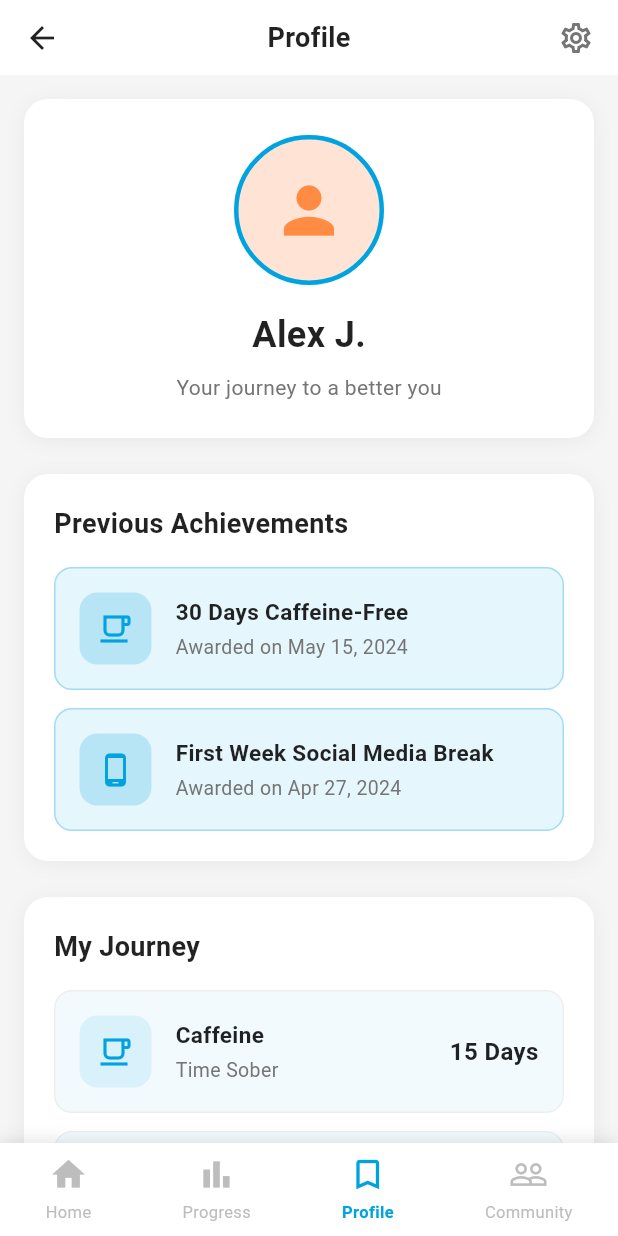
After one commit to Yassine-hn/addiction-quit, a Flutter app: the UserProfileScreen screen opened by its route, on a phone screen of 412 x 824 dp. The commit adds this screen. Run offline on Flutter 3.47's test engine with Material 3 defaults, Android fonts, the phone set to English and light mode, and no system bars.

Commit message:
feat: add user-profile-screen.dart, profile-repository.dart and profile-backend.dart, and updated app_routes.dart and the bottom NavBar in useful_widgets.dart

```diff
--- a/lib/app_routes.dart
+++ b/lib/app_routes.dart
@@ -2,6 +2,7 @@
 
 import 'package:flutter/material.dart';
 import 'screens/home_screen.dart';
+import '/screens/user_profile_screen.dart';
 import 'screens/dashboard_screen.dart';
 import 'repositories/progress_repository_impl.dart';
 
@@ -28,6 +29,11 @@ class AppRoutes {
           ),
         );
 
+        case profile:
+        return MaterialPageRoute(
+          builder: (_) => UserProfileScreen(),
+        );
+
       // Add more routes here as needed
       // case profile:
       //   return MaterialPageRoute(builder: (_) => const ProfileScreen());
--- /dev/null
+++ b/lib/repositories/profile_repository.dart
@@ -0,0 +1,153 @@
+// profile_repository.dart
+
+// Abstract class defining the contract
+abstract class ProfileRepository {
+  Future<Map<String, String>> fetchUserProfile();
+  Future<List<Map<String, dynamic>>> fetchUserAchievements();
+  Future<List<Map<String, dynamic>>> fetchUserJourneys();
+  Future<bool> updateProfile({
+    required String name,
+    required String tagline,
+  });
+  Future<bool> addAchievement({
+    required String icon,
+    required String title,
+    required String date,
+  });
+  Future<bool> addJourney({
+    required String icon,
+    required String title,
+    required String subtitle,
+    required String days,
+  });
+  Future<bool> deleteJourney(String journeyId);
+}
+
+// Implementation with dummy data
+class ProfileRepositoryImpl implements ProfileRepository {
+  // Simulate API delay
+  Future<void> _simulateDelay() async {
+    await Future.delayed(const Duration(milliseconds: 500));
+  }
+
+  @override
+  Future<Map<String, String>> fetchUserProfile() async {
+    await _simulateDelay();
+
+    // TODO: Replace with actual API call
+    // Example: final response = await http.get('$baseUrl/user/profile');
+
+    // Dummy data
+    return {
+      'name': 'Alex J.',
+      'tagline': 'Your journey to a better you',
+    };
+  }
+
+  @override
+  Future<List<Map<String, dynamic>>> fetchUserAchievements() async {
+    await _simulateDelay();
+
+    // TODO: Replace with actual API call
+    // Example: final response = await http.get('$baseUrl/user/achievements');
+
+    // Dummy data
+    return [
+      {
+        'icon': 'coffee',
+        'title': '30 Days Caffeine-Free',
+        'date': 'Awarded on May 15, 2024',
+      },
+      {
+        'icon': 'phone',
+        'title': 'First Week Social Media Break',
+        'date': 'Awarded on Apr 27, 2024',
+      },
+    ];
+  }
+
+  @override
+  Future<List<Map<String, dynamic>>> fetchUserJourneys() async {
+    await _simulateDelay();
+
+    // TODO: Replace with actual API call
+    // Example: final response = await http.get('$baseUrl/user/journeys');
+
+    // Dummy data
+    return [
+      {
+        'icon': 'coffee',
+        'title': 'Caffeine',
+        'subtitle': 'Time Sober',
+        'days': '15 Days',
+      },
+      {
+        'icon': 'phone',
+        'title': 'Social Media',
+        'subtitle': 'Time Sober',
+        'days': '3 Days',
+      },
+      {
+        'icon': 'smoke',
+        'title': 'Vaping',
+        'subtitle': 'Time Sober',
+        'days': '42 Days',
+      },
+    ];
+  }
+
+  @override
+  Future<bool> updateProfile({
+    required String name,
+    required String tagline,
+  }) async {
+    await _simulateDelay();
+
+    // TODO: Replace with actual API call
+    // Example:
+    // final response = await http.put(
+    //   '$baseUrl/user/profile',
+    //   body: {'name': name, 'tagline': tagline},
+    // );
+    // return response.statusCode == 200;
+
+    // Simulate success
+    return true;
+  }
+
+  @override
+  Future<bool> addAchievement({
+    required String icon,
+    required String title,
+    required String date,
+  }) async {
+    await _simulateDelay();
+
+    // TODO: Replace with actual API call
+
+    return true;
+  }
+
+  @override
+  Future<bool> addJourney({
+    required String icon,
+    required String title,
+    required String subtitle,
+    required String days,
+  }) async {
+    await _simulateDelay();
+
+    // TODO: Replace with actual API call
+
+    return true;
+  }
+
+  @override
+  Future<bool> deleteJourney(String journeyId) async {
+    await _simulateDelay();
+
+    // TODO: Replace with actual API call
+
+    return true;
+  }
+}
--- /dev/null
+++ b/lib/screens/user_profile_screen.dart
@@ -0,0 +1,372 @@
+// user_profile_screen.dart
+import 'package:flutter/material.dart';
+import '../services/profile_backend_functions.dart';
+import '../widgets/useful_widgets.dart';
+
+
+class UserProfileScreen extends StatelessWidget {
+  const UserProfileScreen({super.key});
+
+  @override
+  Widget build(BuildContext context) {
+    return Scaffold(
+      backgroundColor: const Color(0xFFF5F5F5),
+      body: SafeArea(
+        child: Column(
+          children: [
+            _buildAppBar(context),
+            Expanded(
+              child: SingleChildScrollView(
+                padding: const EdgeInsets.all(16),
+                child: Column(
+                  children: [
+                    _buildProfileHeader(),
+                    const SizedBox(height: 24),
+                    _buildAchievementsSection(),
+                    const SizedBox(height: 24),
+                    _buildJourneySection(),
+                  ],
+                ),
+              ),
+            ),
+          ],
+        ),
+      ),
+      bottomNavigationBar: CustomBottomNavBar(
+        activeIndex: 2,
+      ),
+    );
+  }
+
+  Widget _buildAppBar(BuildContext context) {
+    return Container(
+      padding: const EdgeInsets.symmetric(horizontal: 16, vertical: 12),
+      color: Colors.white,
+      child: Row(
+        mainAxisAlignment: MainAxisAlignment.spaceBetween,
+        children: [
+          GestureDetector(
+            onTap: () => Navigator.pop(context),
+            child: const Icon(Icons.arrow_back, color: Colors.black87),
+          ),
+          const Text(
+            'Profile',
+            style: TextStyle(
+              fontSize: 18,
+              fontWeight: FontWeight.w600,
+              color: Colors.black87,
+            ),
+          ),
+          GestureDetector(
+            onTap: () {
+              // Open settings
+            },
+            child: Icon(Icons.settings_outlined, color: Colors.grey[600]),
+          ),
+        ],
+      ),
+    );
+  }
+
+  Widget _buildProfileHeader() {
+    return FutureBuilder<Map<String, String>>(
+      future: getUserProfile(),
+      builder: (context, snapshot) {
+        final profile = snapshot.data ?? getDefaultUserProfile();
+
+        return Container(
+          width: double.infinity,
+          padding: const EdgeInsets.all(24),
+          decoration: BoxDecoration(
+            color: Colors.white,
+            borderRadius: BorderRadius.circular(16),
+            boxShadow: [
+              BoxShadow(
+                color: Colors.black.withOpacity(0.05),
+                blurRadius: 10,
+                offset: const Offset(0, 2),
+              ),
+            ],
+          ),
+          child: Column(
+            children: [
+              Container(
+                width: 100,
+                height: 100,
+                decoration: BoxDecoration(
+                  shape: BoxShape.circle,
+                  color: const Color(0xFFFFE4D6),
+                  border: Border.all(
+                    color: const Color(0xFF00A3E0),
+                    width: 3,
+                  ),
+                ),
+                child: const Center(
+                  child: Icon(
+                    Icons.person,
+                    size: 50,
+                    color: Color(0xFFFF8C42),
+                  ),
+                ),
+              ),
+              const SizedBox(height: 16),
+              Text(
+                profile['name'] ?? 'Alex J.',
+                style: const TextStyle(
+                  fontSize: 24,
+                  fontWeight: FontWeight.bold,
+                  color: Colors.black87,
+                ),
+              ),
+              const SizedBox(height: 8),
+              Text(
+                profile['tagline'] ?? 'Your journey to a better you',
+                style: TextStyle(
+                  fontSize: 14,
+                  color: Colors.grey[600],
+                ),
+              ),
+            ],
+          ),
+        );
+      },
+    );
+  }
+
+  Widget _buildAchievementsSection() {
+    return FutureBuilder<List<Map<String, dynamic>>>(
+      future: getUserAchievements(),
+      builder: (context, snapshot) {
+        final achievements = snapshot.data ?? getDefaultAchievements();
+
+        return Container(
+          width: double.infinity,
+          padding: const EdgeInsets.all(20),
+          decoration: BoxDecoration(
+            color: Colors.white,
+            borderRadius: BorderRadius.circular(16),
+            boxShadow: [
+              BoxShadow(
+                color: Colors.black.withOpacity(0.05),
+                blurRadius: 10,
+                offset: const Offset(0, 2),
+              ),
+            ],
+          ),
+          child: Column(
+            crossAxisAlignment: CrossAxisAlignment.start,
+            children: [
+              const Text(
+                'Previous Achievements',
+                style: TextStyle(
+                  fontSize: 18,
+                  fontWeight: FontWeight.bold,
+                  color: Colors.black87,
+                ),
+              ),
+              const SizedBox(height: 16),
+              ...achievements.asMap().entries.map((entry) {
+                final index = entry.key;
+                final achievement = entry.value;
+                return Column(
+                  children: [
+                    if (index > 0) const SizedBox(height: 12),
+                    _buildAchievementItem(
+                      icon: _getIconFromString(achievement['icon']),
+                      title: achievement['title'],
+                      date: achievement['date'],
+                      color: const Color(0xFF00A3E0),
+                    ),
+                  ],
+                );
+              }).toList(),
+            ],
+          ),
+        );
+      },
+    );
+  }
+
+  Widget _buildAchievementItem({
+    required IconData icon,
+    required String title,
+    required String date,
+    required Color color,
+  }) {
+    return Container(
+      padding: const EdgeInsets.all(16),
+      decoration: BoxDecoration(
+        color: color.withOpacity(0.1),
+        borderRadius: BorderRadius.circular(12),
+        border: Border.all(color: color.withOpacity(0.3)),
+      ),
+      child: Row(
+        children: [
+          Container(
+            width: 48,
+            height: 48,
+            decoration: BoxDecoration(
+              color: color.withOpacity(0.2),
+              borderRadius: BorderRadius.circular(12),
+            ),
+            child: Icon(icon, color: color, size: 24),
+          ),
+          const SizedBox(width: 16),
+          Expanded(
+            child: Column(
+              crossAxisAlignment: CrossAxisAlignment.start,
+              children: [
+                Text(
+                  title,
+                  style: const TextStyle(
+                    fontSize: 15,
+                    fontWeight: FontWeight.w600,
+                    color: Colors.black87,
+                  ),
+                ),
+                const SizedBox(height: 4),
+                Text(
+                  date,
+                  style: TextStyle(
+                    fontSize: 13,
+                    color: Colors.grey[600],
+                  ),
+                ),
+              ],
+            ),
+          ),
+        ],
+      ),
+    );
+  }
+
+  Widget _buildJourneySection() {
+    return FutureBuilder<List<Map<String, dynamic>>>(
+      future: getUserJourneys(),
+      builder: (context, snapshot) {
+        final journeys = snapshot.data ?? getDefaultJourneys();
+
+        return Container(
+          width: double.infinity,
+          padding: const EdgeInsets.all(20),
+          decoration: BoxDecoration(
+            color: Colors.white,
+            borderRadius: BorderRadius.circular(16),
+            boxShadow: [
+              BoxShadow(
+                color: Colors.black.withOpacity(0.05),
+                blurRadius: 10,
+                offset: const Offset(0, 2),
+              ),
+            ],
+          ),
+          child: Column(
+            crossAxisAlignment: CrossAxisAlignment.start,
+            children: [
+              const Text(
+                'My Journey',
+                style: TextStyle(
+                  fontSize: 18,
+                  fontWeight: FontWeight.bold,
+                  color: Colors.black87,
+                ),
+              ),
+              const SizedBox(height: 16),
+              ...journeys.asMap().entries.map((entry) {
+                final index = entry.key;
+                final journey = entry.value;
+                return Column(
+                  children: [
+                    if (index > 0) const SizedBox(height: 12),
+                    _buildJourneyItem(
+                      icon: _getIconFromString(journey['icon']),
+                      title: journey['title'],
+                      subtitle: journey['subtitle'],
+                      days: journey['days'],
+                      color: const Color(0xFF00A3E0),
+                    ),
+                  ],
+                );
+              }).toList(),
+            ],
+          ),
+        );
+      },
+    );
+  }
+
+  Widget _buildJourneyItem({
+    required IconData icon,
+    required String title,
+    required String subtitle,
+    required String days,
+    required Color color,
+  }) {
+    return Container(
+      padding: const EdgeInsets.all(16),
+      decoration: BoxDecoration(
+        color: color.withOpacity(0.05),
+        borderRadius: BorderRadius.circular(12),
+        border: Border.all(color: Colors.grey[200]!),
+      ),
+      child: Row(
+        children: [
+          Container(
+            width: 48,
+            height: 48,
+            decoration: BoxDecoration(
+              color: color.withOpacity(0.1),
+              borderRadius: BorderRadius.circular(12),
+            ),
+            child: Icon(icon, color: color, size: 24),
+          ),
+          const SizedBox(width: 16),
+          Expanded(
+            child: Column(
+              crossAxisAlignment: CrossAxisAlignment.start,
+              children: [
+                Text(
+                  title,
+                  style: const TextStyle(
+                    fontSize: 15,
+                    fontWeight: FontWeight.w600,
+                    color: Colors.black87,
+                  ),
+                ),
+                const SizedBox(height: 4),
+                Text(
+                  subtitle,
+                  style: TextStyle(
+                    fontSize: 13,
+                    color: Colors.grey[600],
+                  ),
+                ),
+              ],
+            ),
+          ),
+          Text(
+            days,
+            style: const TextStyle(
+              fontSize: 16,
+              fontWeight: FontWeight.bold,
+              color: Colors.black87,
+            ),
+          ),
+        ],
+      ),
+    );
+  }
+
+  IconData _getIconFromString(String iconName) {
+    switch (iconName) {
+      case 'coffee':
+        return Icons.local_cafe_outlined;
+      case 'phone':
+        return Icons.phone_android_outlined;
+      case 'smoke':
+        return Icons.smoke_free_outlined;
+      default:
+        return Icons.star_outline;
+    }
+  }
+}
--- /dev/null
+++ b/lib/services/profile_backend_functions.dart
@@ -0,0 +1,92 @@
+// profile_backend_functions.dart
+import '../repositories/profile_repository.dart';
+
+final ProfileRepository _profileRepository = ProfileRepositoryImpl();
+
+// Get user profile data
+Future<Map<String, String>> getUserProfile() async {
+  try {
+    return await _profileRepository.fetchUserProfile();
+  } catch (e) {
+    return getDefaultUserProfile();
+  }
+}
+
+// Get user achievements
+Future<List<Map<String, dynamic>>> getUserAchievements() async {
+  try {
+    return await _profileRepository.fetchUserAchievements();
+  } catch (e) {
+    return getDefaultAchievements();
+  }
+}
+
+// Get user journeys
+Future<List<Map<String, dynamic>>> getUserJourneys() async {
+  try {
+    return await _profileRepository.fetchUserJourneys();
+  } catch (e) {
+    return getDefaultJourneys();
+  }
+}
+
+// Update user profile
+Future<bool> updateUserProfile({
+  required String name,
+  required String tagline,
+}) async {
+  try {
+    return await _profileRepository.updateProfile(
+      name: name,
+      tagline: tagline,
+    );
+  } catch (e) {
+    return false;
+  }
+}
+
+// Default/fallback data
+Map<String, String> getDefaultUserProfile() {
+  return {
+    'name': 'Alex J.',
+    'tagline': 'Your journey to a better you',
+  };
+}
+
+List<Map<String, dynamic>> getDefaultAchievements() {
+  return [
+    {
+      'icon': 'coffee',
+      'title': '30 Days Caffeine-Free',
+      'date': 'Awarded on May 15, 2024',
+    },
+    {
+      'icon': 'phone',
+      'title': 'First Week Social Media Break',
+      'date': 'Awarded on Apr 27, 2024',
+    },
+  ];
+}
+
+List<Map<String, dynamic>> getDefaultJourneys() {
+  return [
+    {
+      'icon': 'coffee',
+      'title': 'Caffeine',
+      'subtitle': 'Time Sober',
+      'days': '15 Days',
+    },
+    {
+      'icon': 'phone',
+      'title': 'Social Media',
+      'subtitle': 'Time Sober',
+      'days': '3 Days',
+    },
+    {
+      'icon': 'smoke',
+      'title': 'Vaping',
+      'subtitle': 'Time Sober',
+      'days': '42 Days',
+    },
+  ];
+}
--- a/lib/widgets/useful_widgets.dart
+++ b/lib/widgets/useful_widgets.dart
@@ -18,7 +18,7 @@ class CustomBottomNavBar extends StatelessWidget {
     } else if (index == 1) {
       Navigator.pushReplacementNamed(context, '/dashboard');
     } else if (index == 2) {
-      Navigator.pushReplacementNamed(context, '/resources');
+      Navigator.pushReplacementNamed(context, '/profile');
     } else if (index == 3) {
       Navigator.pushReplacementNamed(context, '/community');
     }
@@ -59,7 +59,7 @@ class CustomBottomNavBar extends StatelessWidget {
               ),// _buildNavItem
               _buildNavItem(
                 Icons.bookmark_border,
-                'Resources',
+                'Profile',
                 context,
                 isActive: activeIndex == 2,
                 index: 2,
```
